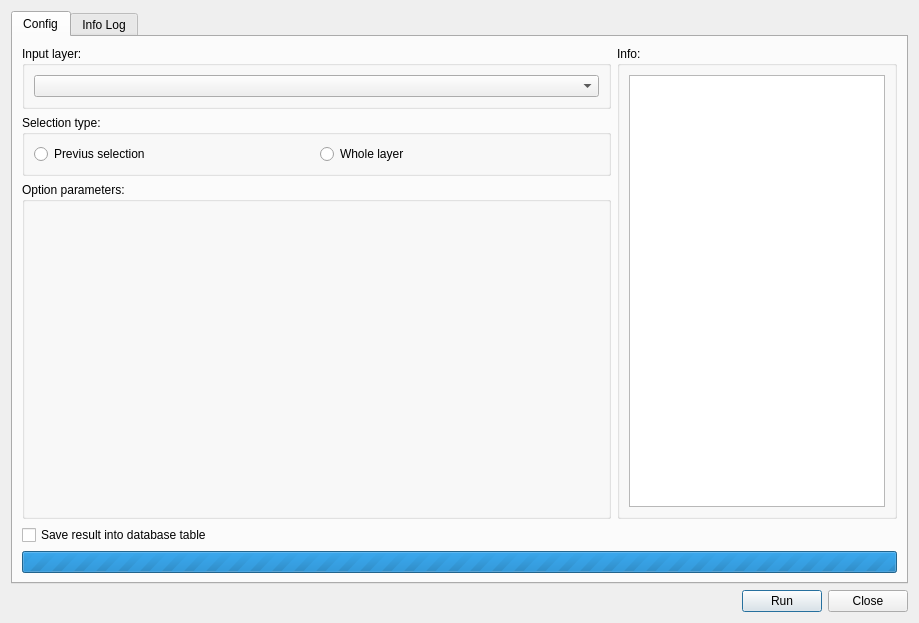
The window that ui/api_toolbox_functions.ui (Giswater/giswater_qgis_plugin) describes before a commit, drawn with Qt 5.
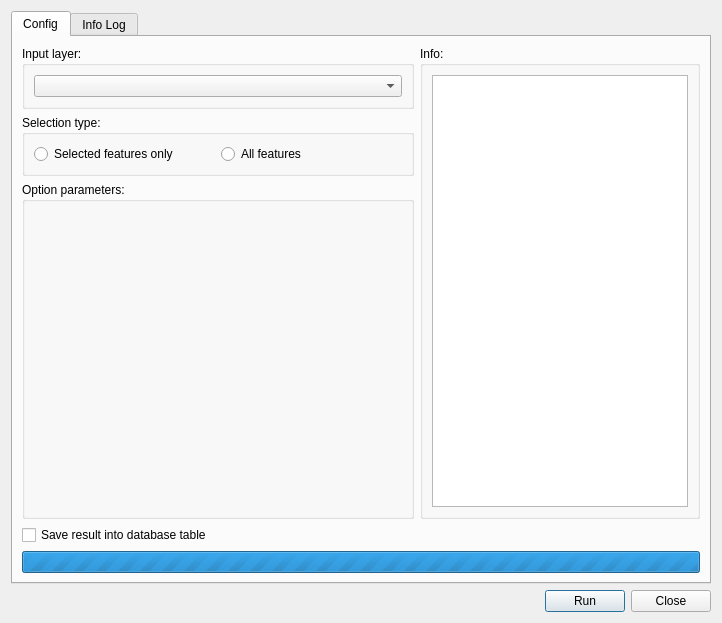
The same window after the commit.

```diff
--- a/ui/api_toolbox_functions.ui
+++ b/ui/api_toolbox_functions.ui
@@ -6,7 +6,7 @@
    <rect>
     <x>0</x>
     <y>0</y>
-    <width>919</width>
+    <width>722</width>
     <height>623</height>
    </rect>
   </property>
@@ -90,7 +90,7 @@
              </sizepolicy>
             </property>
             <property name="text">
-             <string>Previus selection</string>
+             <string>Selected features only</string>
             </property>
            </widget>
           </item>
@@ -103,7 +103,7 @@
              </sizepolicy>
             </property>
             <property name="text">
-             <string>Whole layer</string>
+             <string>All features</string>
             </property>
            </widget>
           </item>
```
